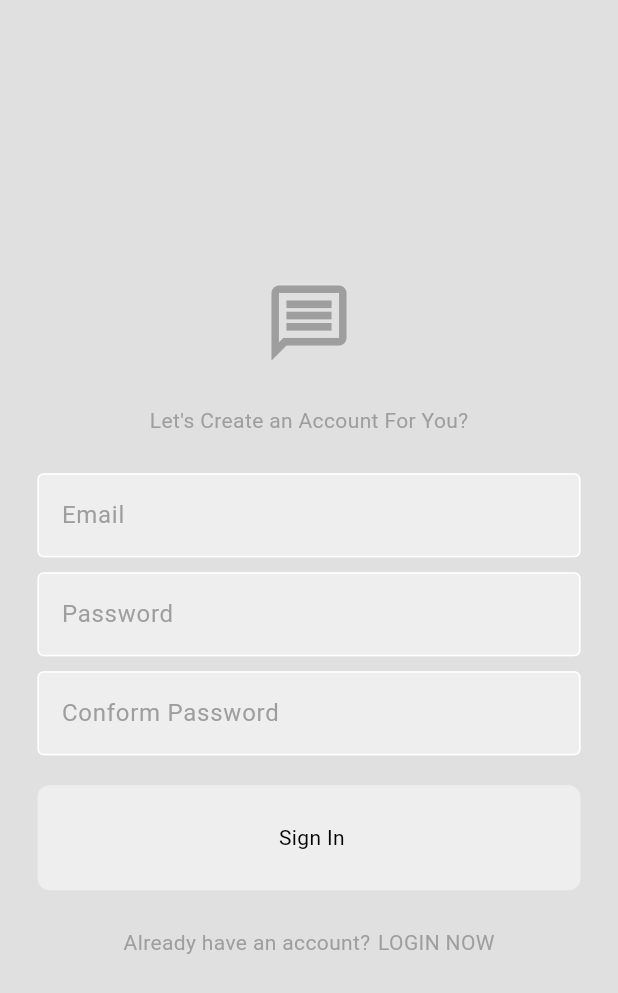
After one commit to aliaqdas747/ChatBook, a Flutter app: the screen it shows after launch, after a tap on "Registor Now", on a phone screen of 412 x 824 dp. The commit adds this screen. Shown: the top 993 px of the screen. Run offline on Flutter 3.47's test engine with Material 3 defaults, Android fonts, the phone set to English and light mode, and no system bars.

Commit message:
Register Page ui code is added

```diff
--- /dev/null
+++ b/lib/Pages/Registration_Page.dart
@@ -0,0 +1,71 @@
+import 'package:flutter/material.dart';
+
+import '../components/my_Button.dart';
+import '../components/textField.dart';
+import 'login_page.dart';
+
+class Registor extends StatelessWidget {
+  final  TextEditingController _emailController = TextEditingController();
+  final  TextEditingController _passwordController  = TextEditingController();
+  final  TextEditingController _Conform_PV  = TextEditingController();
+
+
+    Registor({super.key});
+
+  @override
+  Widget build(BuildContext context) {
+    return Scaffold(
+      //2nd
+      backgroundColor: Theme.of(context).colorScheme.background,
+      //4th
+      body: Column(
+        crossAxisAlignment: CrossAxisAlignment.center,
+        mainAxisAlignment: MainAxisAlignment.center,
+        children:  [
+          //Logo
+          Center(child: Icon(Icons.message_outlined,
+            size: 60,
+            color: Theme.of(context).colorScheme.primary,
+          )),
+          const SizedBox(height: 25,),
+
+          //Welcome Back Message
+          Text("Let's Create an Account For You?",
+            style: TextStyle(
+              color: Theme.of(context).colorScheme.primary,
+            ),
+          ),
+          //TextFields
+          const SizedBox(height: 25,),
+          MyTextField(hinttext: 'Email', obscureText: false, controller: _emailController,),
+          const    SizedBox(height: 10,),
+          MyTextField(hinttext: 'Password', obscureText: true, controller: _passwordController,),
+          const SizedBox(height: 10,),
+          MyTextField(hinttext: 'Conform Password', obscureText: true, controller: _Conform_PV,),
+          const    SizedBox(height: 20,),
+
+          //Login Button
+          MyButton(text: ' Sign In', onTap: () {  },),
+
+
+          const  SizedBox(height: 25,),
+          //register User Page Link
+
+          Row(
+            mainAxisAlignment: MainAxisAlignment.center,
+            children: <Widget>[
+              Text('Already have an account?',style: TextStyle(color: Theme.of(context).colorScheme.primary),),
+              const  SizedBox(width: 5,),
+              InkWell(
+                  onTap: (){
+                    Navigator.push(context, MaterialPageRoute(builder: (context)=> LoginPage()));
+                  },
+                  child: Text('LOGIN NOW',style: TextStyle(color: Theme.of(context).colorScheme.primary),)),
+            ],
+          ),
+        ],
+      ),
+
+    );
+  }
+}
--- a/lib/Pages/login_page.dart
+++ b/lib/Pages/login_page.dart
@@ -1,3 +1,4 @@
+import 'package:chat_app/Pages/Registration_Page.dart';
 import 'package:chat_app/components/my_Button.dart';
 import 'package:chat_app/components/textField.dart';
 import 'package:flutter/material.dart';
@@ -57,7 +58,11 @@ class LoginPage extends StatelessWidget {
             children: <Widget>[
               Text('Not a member?',style: TextStyle(color: Theme.of(context).colorScheme.primary),),
             const  SizedBox(width: 5,),
-             Text('Registor Now',style: TextStyle(color: Theme.of(context).colorScheme.primary),),
+             InkWell(
+                 onTap: (){
+             Navigator.push(context, MaterialPageRoute(builder: (context)=> Registor()));
+                 },
+                 child: Text('Registor Now',style: TextStyle(color: Theme.of(context).colorScheme.primary),)),
             ],
           ),
         ],
```
Also changed, not shown: lib/auth/login_or_registor.dart (added).
